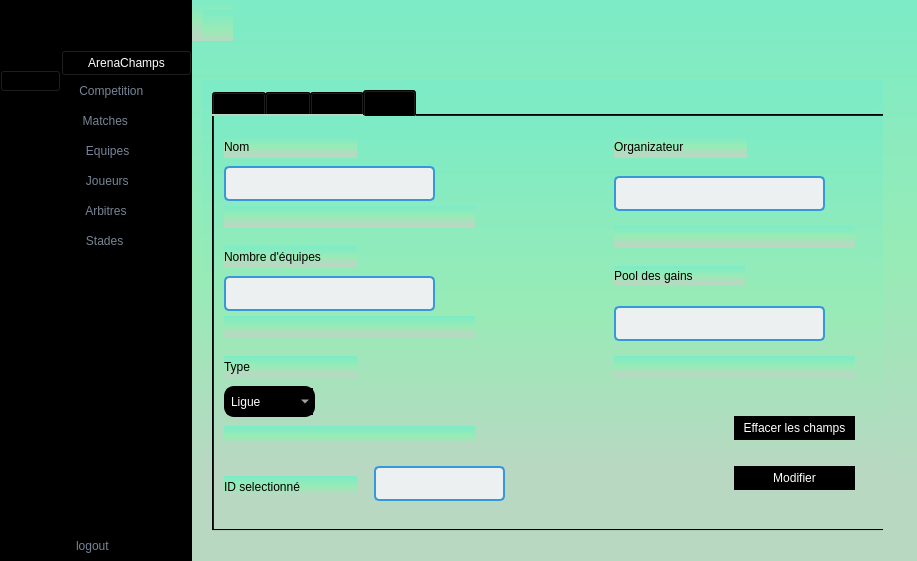
The window that mainwindow.ui (ProjetCPP-S2-2A15/projetcpp2a15-proliga) describes before a commit, drawn with Qt 5.
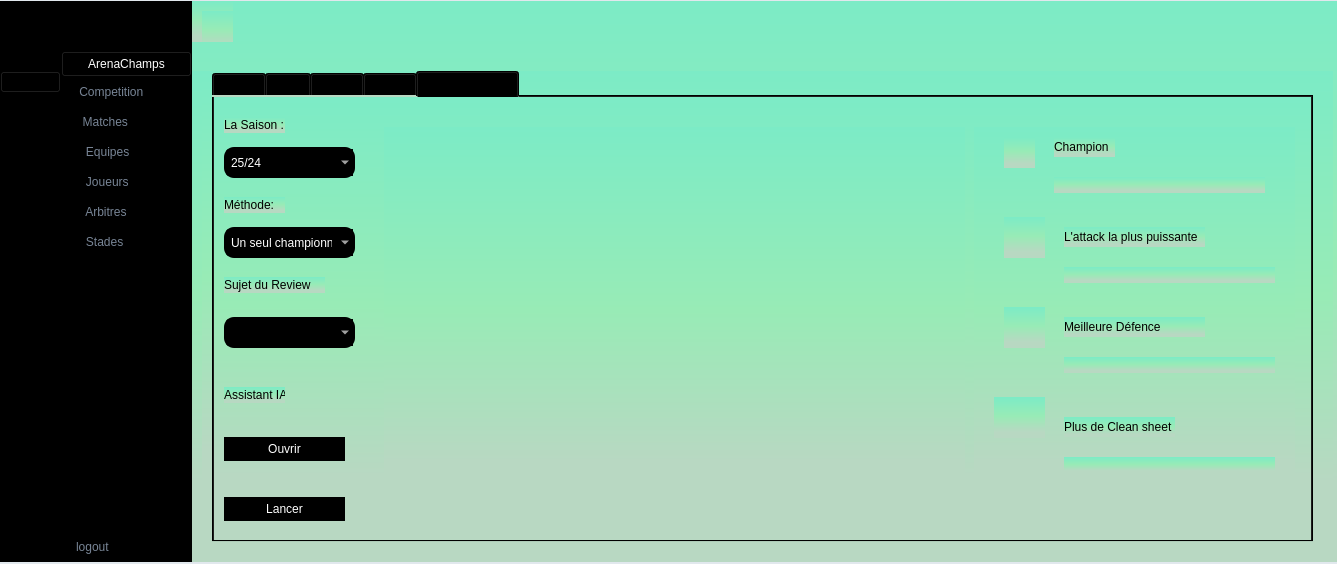
The same window after the commit. The open tabs and pages were chosen to show the change. Icons and pictures are not drawn.

Diff of the .ui file:
```diff
--- a/mainwindow.ui
+++ b/mainwindow.ui
@@ -6,8 +6,8 @@
    <rect>
     <x>0</x>
     <y>0</y>
-    <width>917</width>
-    <height>561</height>
+    <width>1337</width>
+    <height>564</height>
    </rect>
   </property>
   <property name="windowTitle">
@@ -588,10 +588,10 @@
       <widget class="QStackedWidget" name="stackedWidget">
        <property name="geometry">
         <rect>
-         <x>10</x>
-         <y>80</y>
-         <width>681</width>
-         <height>451</height>
+         <x>0</x>
+         <y>70</y>
+         <width>1141</width>
+         <height>481</height>
         </rect>
        </property>
        <property name="currentIndex">
@@ -623,9 +623,9 @@
          <property name="geometry">
           <rect>
            <x>10</x>
-           <y>10</y>
+           <y>0</y>
            <width>661</width>
-           <height>431</height>
+           <height>441</height>
           </rect>
          </property>
          <property name="styleSheet">
@@ -641,10 +641,10 @@
          </property>
          <property name="geometry">
           <rect>
-           <x>10</x>
-           <y>10</y>
-           <width>691</width>
-           <height>441</height>
+           <x>20</x>
+           <y>0</y>
+           <width>1101</width>
+           <height>471</height>
           </rect>
          </property>
          <property name="currentIndex">
@@ -1344,8 +1344,8 @@
             <rect>
              <x>0</x>
              <y>0</y>
-             <width>661</width>
-             <height>411</height>
+             <width>1091</width>
+             <height>441</height>
             </rect>
            </property>
            <widget class="QLineEdit" name="majNom">
@@ -1720,6 +1720,410 @@
            </widget>
           </widget>
          </widget>
+         <widget class="QWidget" name="SR">
+          <attribute name="title">
+           <string>Season review</string>
+          </attribute>
+          <widget class="QComboBox" name="Sdate">
+           <property name="geometry">
+            <rect>
+             <x>10</x>
+             <y>50</y>
+             <width>131</width>
+             <height>31</height>
+            </rect>
+           </property>
+           <property name="styleSheet">
+            <string notr="true">border: 2px solid black; /* Black border */
+    border-radius: 10px; /* Adjust the radius for desired roundness */
+    background-color: black; /* Black background */
+    color: white; /* White text color */
+    padding: 5px; /* Add some padding */
+	font-size: 12px;</string>
+           </property>
+           <item>
+            <property name="text">
+             <string>25/24</string>
+            </property>
+           </item>
+           <item>
+            <property name="text">
+             <string>24/23</string>
+            </property>
+           </item>
+          </widget>
+          <widget class="QLabel" name="label">
+           <property name="geometry">
+            <rect>
+             <x>10</x>
+             <y>20</y>
+             <width>61</width>
+             <height>16</height>
+            </rect>
+           </property>
+           <property name="text">
+            <string>La Saison :</string>
+           </property>
+          </widget>
+          <widget class="QComboBox" name="MsL">
+           <property name="geometry">
+            <rect>
+             <x>10</x>
+             <y>130</y>
+             <width>131</width>
+             <height>31</height>
+            </rect>
+           </property>
+           <property name="styleSheet">
+            <string notr="true">border: 2px solid black; /* Black border */
+    border-radius: 10px; /* Adjust the radius for desired roundness */
+    background-color: black; /* Black background */
+    color: white; /* White text color */
+    padding: 5px; /* Add some padding */
+	font-size: 12px;</string>
+           </property>
+           <item>
+            <property name="text">
+             <string>Un seul championnat</string>
+            </property>
+           </item>
+           <item>
+            <property name="text">
+             <string>Tous les champoinnats </string>
+            </property>
+           </item>
+           <item>
+            <property name="text">
+             <string/>
+            </property>
+           </item>
+          </widget>
+          <widget class="QLabel" name="label_2">
+           <property name="geometry">
+            <rect>
+             <x>10</x>
+             <y>100</y>
+             <width>61</width>
+             <height>16</height>
+            </rect>
+           </property>
+           <property name="text">
+            <string>Méthode:</string>
+           </property>
+          </widget>
+          <widget class="QLabel" name="label_3">
+           <property name="geometry">
+            <rect>
+             <x>10</x>
+             <y>180</y>
+             <width>101</width>
+             <height>16</height>
+            </rect>
+           </property>
+           <property name="text">
+            <string>Sujet du Review</string>
+           </property>
+          </widget>
+          <widget class="QComboBox" name="listChamp">
+           <property name="geometry">
+            <rect>
+             <x>10</x>
+             <y>220</y>
+             <width>131</width>
+             <height>31</height>
+            </rect>
+           </property>
+           <property name="styleSheet">
+            <string notr="true">border: 2px solid black; /* Black border */
+    border-radius: 10px; /* Adjust the radius for desired roundness */
+    background-color: black; /* Black background */
+    color: white; /* White text color */
+    padding: 5px; /* Add some padding */
+	font-size: 12px;</string>
+           </property>
+          </widget>
+          <widget class="QPushButton" name="majbutton_2">
+           <property name="geometry">
+            <rect>
+             <x>10</x>
+             <y>340</y>
+             <width>121</width>
+             <height>24</height>
+            </rect>
+           </property>
+           <property name="styleSheet">
+            <string notr="true">QPushButton {
+    background-color: black;
+    color: white;
+    border: none;
+    padding: 5px 10px;
+    border-radius: 25px; /* Increased border-radius for more rounded corners */
+}
+
+QPushButton:hover {
+    background-color: #333;
+}
+
+QPushButton:pressed {
+    background-color: #555;
+}
+
+QPushButton:pressed {
+    background-color: #555; /* Even lighter shade when pressed */
+}</string>
+           </property>
+           <property name="text">
+            <string>Ouvrir</string>
+           </property>
+          </widget>
+          <widget class="QLabel" name="label_9">
+           <property name="geometry">
+            <rect>
+             <x>10</x>
+             <y>290</y>
+             <width>61</width>
+             <height>16</height>
+            </rect>
+           </property>
+           <property name="text">
+            <string>Assistant IA</string>
+           </property>
+          </widget>
+          <widget class="QPushButton" name="LSRbut">
+           <property name="geometry">
+            <rect>
+             <x>10</x>
+             <y>400</y>
+             <width>121</width>
+             <height>24</height>
+            </rect>
+           </property>
+           <property name="styleSheet">
+            <string notr="true">QPushButton {
+    background-color: black;
+    color: white;
+    border: none;
+    padding: 5px 10px;
+    border-radius: 25px; /* Increased border-radius for more rounded corners */
+}
+
+QPushButton:hover {
+    background-color: #333;
+}
+
+QPushButton:pressed {
+    background-color: #555;
+}
+
+QPushButton:pressed {
+    background-color: #555; /* Even lighter shade when pressed */
+}</string>
+           </property>
+           <property name="text">
+            <string>Lancer</string>
+           </property>
+          </widget>
+          <widget class="QWidget" name="DLR" native="true">
+           <property name="geometry">
+            <rect>
+             <x>170</x>
+             <y>30</y>
+             <width>581</width>
+             <height>391</height>
+            </rect>
+           </property>
+          </widget>
+          <widget class="QWidget" name="widget_5" native="true">
+           <property name="geometry">
+            <rect>
+             <x>760</x>
+             <y>30</y>
+             <width>321</width>
+             <height>391</height>
+            </rect>
+           </property>
+           <widget class="QLabel" name="label_11">
+            <property name="geometry">
+             <rect>
+              <x>80</x>
+              <y>10</y>
+              <width>61</width>
+              <height>20</height>
+             </rect>
+            </property>
+            <property name="text">
+             <string>Champion</string>
+            </property>
+           </widget>
+           <widget class="QLabel" name="win_lab">
+            <property name="geometry">
+             <rect>
+              <x>80</x>
+              <y>50</y>
+              <width>211</width>
+              <height>16</height>
+             </rect>
+            </property>
+            <property name="text">
+             <string/>
+            </property>
+           </widget>
+           <widget class="QLabel" name="label_13">
+            <property name="geometry">
+             <rect>
+              <x>30</x>
+              <y>10</y>
+              <width>31</width>
+              <height>31</height>
+             </rect>
+            </property>
+            <property name="text">
+             <string/>
+            </property>
+            <property name="pixmap">
+             <pixmap resource="img.qrc">:/Users/ADMIN/Downloads/winner.svg</pixmap>
+            </property>
+            <property name="scaledContents">
+             <bool>true</bool>
+            </property>
+           </widget>
+           <widget class="QLabel" name="BA_lab">
+            <property name="geometry">
+             <rect>
+              <x>90</x>
+              <y>140</y>
+              <width>211</width>
+              <height>16</height>
+             </rect>
+            </property>
+            <property name="text">
+             <string/>
+            </property>
+           </widget>
+           <widget class="QLabel" name="label_15">
+            <property name="geometry">
+             <rect>
+              <x>30</x>
+              <y>90</y>
+              <width>41</width>
+              <height>41</height>
+             </rect>
+            </property>
+            <property name="text">
+             <string/>
+            </property>
+            <property name="pixmap">
+             <pixmap resource="img.qrc">:/Users/ADMIN/Downloads/football-strike.svg</pixmap>
+            </property>
+            <property name="scaledContents">
+             <bool>true</bool>
+            </property>
+           </widget>
+           <widget class="QLabel" name="label_16">
+            <property name="geometry">
+             <rect>
+              <x>90</x>
+              <y>100</y>
+              <width>141</width>
+              <height>20</height>
+             </rect>
+            </property>
+            <property name="text">
+             <string>L'attack la plus puissante</string>
+            </property>
+           </widget>
+           <widget class="QLabel" name="label_17">
+            <property name="geometry">
+             <rect>
+              <x>90</x>
+              <y>190</y>
+              <width>141</width>
+              <height>20</height>
+             </rect>
+            </property>
+            <property name="text">
+             <string>Meilleure Défence</string>
+            </property>
+           </widget>
+           <widget class="QLabel" name="MD_lab">
+            <property name="geometry">
+             <rect>
+              <x>90</x>
+              <y>230</y>
+              <width>211</width>
+              <height>16</height>
+             </rect>
+            </property>
+            <property name="text">
+             <string/>
+            </property>
+           </widget>
+           <widget class="QLabel" name="label_19">
+            <property name="geometry">
+             <rect>
+              <x>30</x>
+              <y>180</y>
+              <width>41</width>
+              <height>41</height>
+             </rect>
+            </property>
+            <property name="text">
+             <string/>
+            </property>
+            <property name="pixmap">
+             <pixmap resource="img.qrc">:/Users/ADMIN/Downloads/bestdef.svg</pixmap>
+            </property>
+            <property name="scaledContents">
+             <bool>true</bool>
+            </property>
+           </widget>
+           <widget class="QLabel" name="CS_lab">
+            <property name="geometry">
+             <rect>
+              <x>90</x>
+              <y>330</y>
+              <width>211</width>
+              <height>16</height>
+             </rect>
+            </property>
+            <property name="text">
+             <string/>
+            </property>
+           </widget>
+           <widget class="QLabel" name="label_21">
+            <property name="geometry">
+             <rect>
+              <x>20</x>
+              <y>270</y>
+              <width>51</width>
+              <height>41</height>
+             </rect>
+            </property>
+            <property name="text">
+             <string/>
+            </property>
+            <property name="pixmap">
+             <pixmap resource="img.qrc">:/Users/ADMIN/Downloads/cleansh.svg</pixmap>
+            </property>
+            <property name="scaledContents">
+             <bool>true</bool>
+            </property>
+           </widget>
+           <widget class="QLabel" name="label_22">
+            <property name="geometry">
+             <rect>
+              <x>90</x>
+              <y>290</y>
+              <width>111</width>
+              <height>20</height>
+             </rect>
+            </property>
+            <property name="text">
+             <string>Plus de Clean sheet</string>
+            </property>
+           </widget>
+          </widget>
+         </widget>
         </widget>
        </widget>
        <widget class="QWidget" name="matchPage">
```
Left out of the diff: 431 changed lines with no effect on the pictures.
